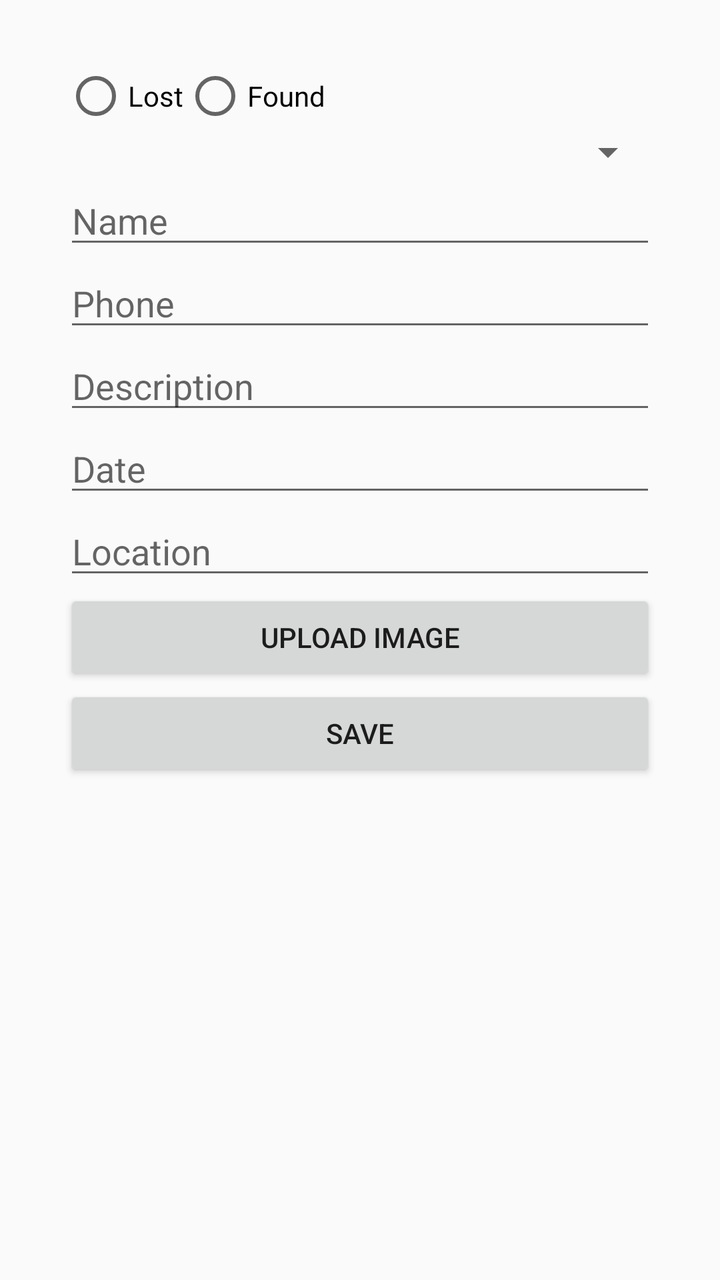
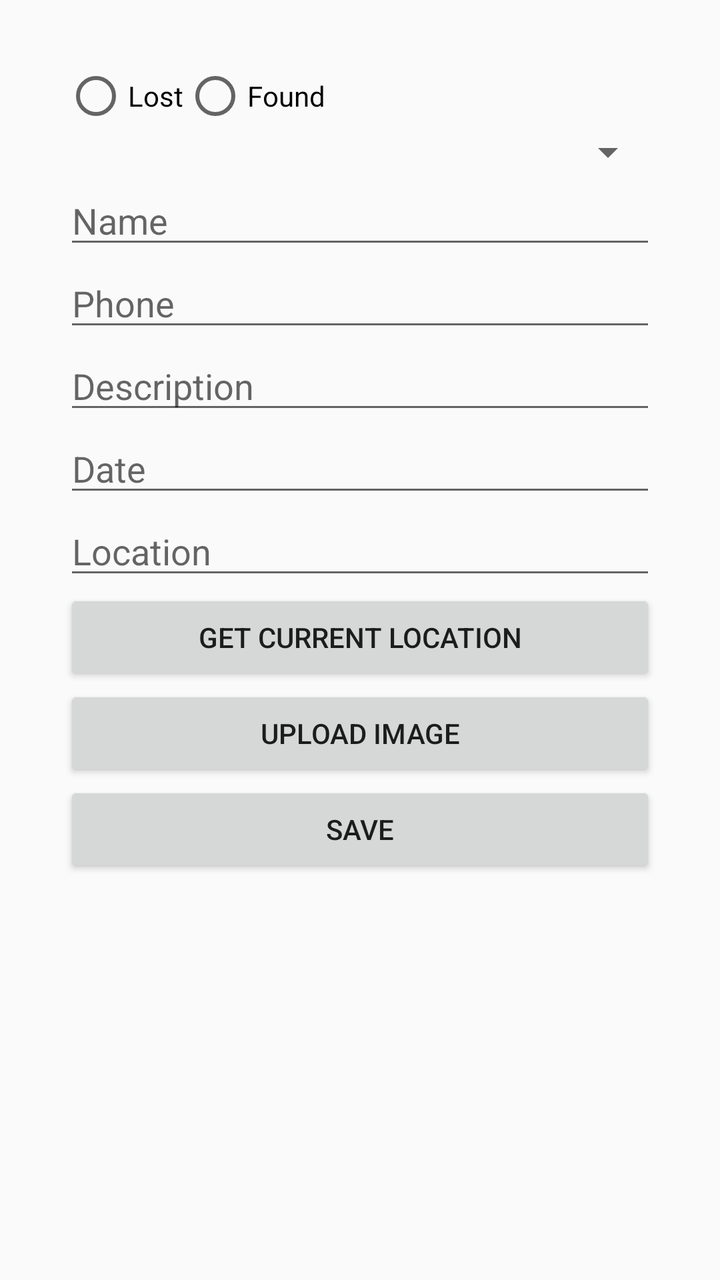

An Android layout rendered at two revisions. The XML below is the earlier revision; the diff shows what the commit changed to produce the second picture.
<!-- AndroidManifest.xml: application theme Theme.LostFoundApp -->
<!-- res/layout/activity_create_advert.xml -->
<ScrollView xmlns:android="http://schemas.android.com/apk/res/android"
    android:layout_width="match_parent"
    android:layout_height="match_parent">

    <LinearLayout
        android:layout_width="match_parent"
        android:layout_height="match_parent"
        android:orientation="vertical"
        android:padding="32dp">

        <RadioGroup
            android:id="@+id/radioPostType"
            android:layout_width="wrap_content"
            android:layout_height="wrap_content"
            android:orientation="horizontal">

            <RadioButton
                android:id="@+id/radioLost"
                android:layout_width="wrap_content"
                android:layout_height="wrap_content"
                android:text="Lost" />

            <RadioButton
                android:id="@+id/radioFound"
                android:layout_width="wrap_content"
                android:layout_height="wrap_content"
                android:text="Found" />
        </RadioGroup>

        <Spinner
            android:id="@+id/spinnerCategory"
            android:layout_width="match_parent"
            android:layout_height="wrap_content" />

        <EditText
            android:id="@+id/etName"
            android:layout_width="match_parent"
            android:layout_height="wrap_content"
            android:hint="Name" />

        <EditText
            android:id="@+id/etPhone"
            android:layout_width="match_parent"
            android:layout_height="wrap_content"
            android:hint="Phone" />

        <EditText
            android:id="@+id/etDescription"
            android:layout_width="match_parent"
            android:layout_height="wrap_content"
            android:hint="Description" />

        <EditText
            android:id="@+id/etDate"
            android:layout_width="match_parent"
            android:layout_height="wrap_content"
            android:hint="Date" />

        <EditText
            android:id="@+id/etLocation"
            android:layout_width="match_parent"
            android:layout_height="wrap_content"
            android:hint="Location" />

        <Button
            android:id="@+id/btnChooseImage"
            android:layout_width="match_parent"
            android:layout_height="wrap_content"
            android:text="Upload Image" />

        <Button
            android:id="@+id/btnSave"
            android:layout_width="match_parent"
            android:layout_height="wrap_content"
            android:text="Save" />

    </LinearLayout>
</ScrollView>
<!-- resources referenced by this layout -->
<resources>
  <style name="Theme.LostFoundApp" parent="Theme.AppCompat.Light.NoActionBar">
          <item name="colorPrimary">@android:color/holo_blue_dark</item>
          <item name="colorPrimaryDark">@android:color/holo_blue_dark</item>
          <item name="colorAccent">@android:color/holo_blue_light</item>
      </style>
</resources>

<!-- the commit's change to res/layout/activity_create_advert.xml (unified diff, before → after) -->
@@ -60,7 +60,15 @@
             android:id="@+id/etLocation"
             android:layout_width="match_parent"
             android:layout_height="wrap_content"
-            android:hint="Location" />
+            android:hint="Location"
+            android:focusable="false"
+            android:clickable="true" />
+
+        <Button
+            android:id="@+id/btnCurrentLocation"
+            android:layout_width="match_parent"
+            android:layout_height="wrap_content"
+            android:text="Get Current Location" />
 
         <Button
             android:id="@+id/btnChooseImage"
